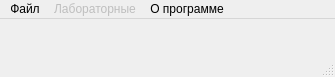
Qt form MainApplication/mainapplication.ui (AiK312/Computer-Graphics) before a commit.
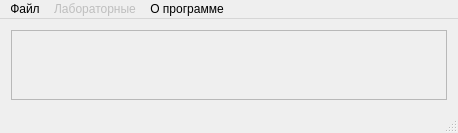
The same form after that commit.

```diff
--- a/MainApplication/mainapplication.ui
+++ b/MainApplication/mainapplication.ui
@@ -6,8 +6,8 @@
    <rect>
     <x>0</x>
     <y>0</y>
-    <width>335</width>
-    <height>57</height>
+    <width>458</width>
+    <height>130</height>
    </rect>
   </property>
   <property name="windowTitle">
@@ -16,6 +16,21 @@
   <widget class="QWidget" name="centralWidget">
    <layout class="QGridLayout" name="gridLayout">
     <item row="0" column="0">
+     <widget class="QScrollArea" name="scrollArea">
+      <property name="widgetResizable">
+       <bool>true</bool>
+      </property>
+      <widget class="QWidget" name="scrollAreaWidgetContents">
+       <property name="geometry">
+        <rect>
+         <x>0</x>
+         <y>0</y>
+         <width>438</width>
+         <height>69</height>
+        </rect>
+       </property>
+       <layout class="QGridLayout" name="gridLayout_2">
+        <item row="0" column="0">
      <widget class="QLabel" name="label">
       <property name="mouseTracking">
        <bool>false</bool>
@@ -27,12 +42,16 @@
     </item>
    </layout>
   </widget>
+     </widget>
+    </item>
+   </layout>
+  </widget>
   <widget class="QMenuBar" name="menuBar">
    <property name="geometry">
     <rect>
      <x>0</x>
      <y>0</y>
-     <width>335</width>
+     <width>458</width>
      <height>21</height>
     </rect>
    </property>
```
Lines whose indentation alone changed are shown as unchanged.
